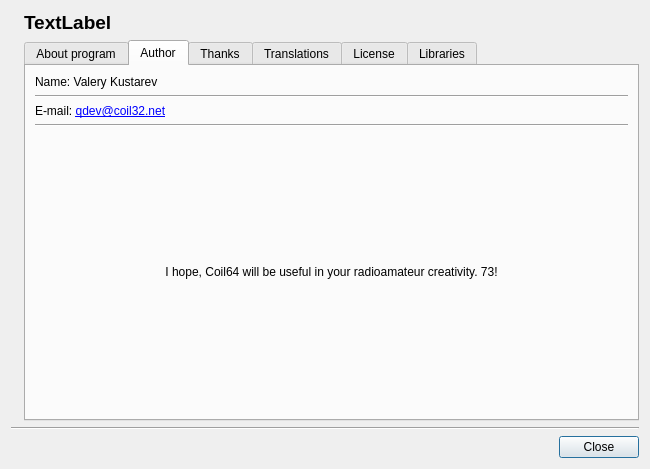
Old version of the form about.ui in the repository radioacoustick/Coil64.
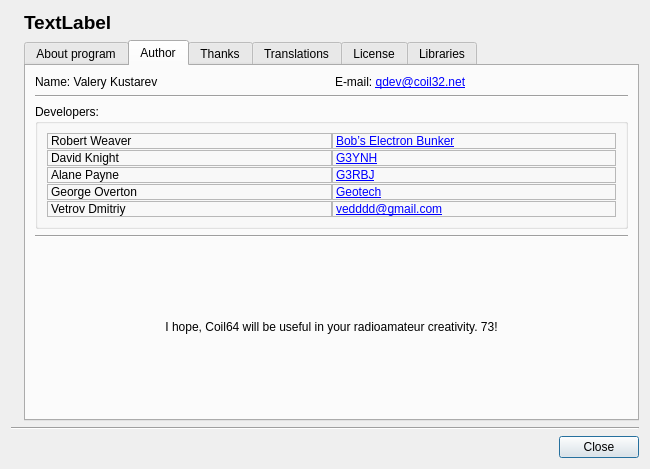
New version of the form. The open tabs and pages were chosen to show the change. Icons and pictures are not drawn.

The edit to the form file:
```diff
--- a/about.ui
+++ b/about.ui
@@ -194,20 +194,49 @@
           </attribute>
           <layout class="QVBoxLayout" name="verticalLayout_5">
            <item>
-            <widget class="QLabel" name="label_7">
-             <property name="sizePolicy">
-              <sizepolicy hsizetype="Preferred" vsizetype="Fixed">
-               <horstretch>0</horstretch>
-               <verstretch>0</verstretch>
-              </sizepolicy>
-             </property>
-             <property name="text">
-              <string>Name: Valery Kustarev</string>
-             </property>
-             <property name="alignment">
-              <set>Qt::AlignLeading|Qt::AlignLeft|Qt::AlignTop</set>
-             </property>
-            </widget>
+            <layout class="QGridLayout" name="gridLayout_4">
+             <item row="0" column="1">
+              <widget class="QLabel" name="label_9">
+               <property name="sizePolicy">
+                <sizepolicy hsizetype="Preferred" vsizetype="Fixed">
+                 <horstretch>0</horstretch>
+                 <verstretch>0</verstretch>
+                </sizepolicy>
+               </property>
+               <property name="text">
+                <string notr="true">E-mail: &lt;a href=&quot;mailto:qdev@coil32.net&quot;&gt;qdev@coil32.net&lt;/a&gt;</string>
+               </property>
+               <property name="margin">
+                <number>6</number>
+               </property>
+               <property name="openExternalLinks">
+                <bool>true</bool>
+               </property>
+              </widget>
+             </item>
+             <item row="0" column="0">
+              <widget class="QLabel" name="label_7">
+               <property name="sizePolicy">
+                <sizepolicy hsizetype="Preferred" vsizetype="Fixed">
+                 <horstretch>0</horstretch>
+                 <verstretch>0</verstretch>
+                </sizepolicy>
+               </property>
+               <property name="text">
+                <string>Name: Valery Kustarev</string>
+               </property>
+               <property name="textFormat">
+                <enum>Qt::AutoText</enum>
+               </property>
+               <property name="alignment">
+                <set>Qt::AlignLeading|Qt::AlignLeft|Qt::AlignTop</set>
+               </property>
+               <property name="margin">
+                <number>6</number>
+               </property>
+              </widget>
+             </item>
+            </layout>
            </item>
            <item>
             <widget class="Line" name="line_4">
@@ -217,19 +246,134 @@
             </widget>
            </item>
            <item>
-            <widget class="QLabel" name="label_9">
-             <property name="sizePolicy">
-              <sizepolicy hsizetype="Preferred" vsizetype="Fixed">
-               <horstretch>0</horstretch>
-               <verstretch>0</verstretch>
-              </sizepolicy>
+            <widget class="QGroupBox" name="groupBox">
+             <property name="title">
+              <string>Developers:</string>
              </property>
-             <property name="text">
-              <string notr="true">E-mail: &lt;a href=&quot;mailto:qdev@coil32.net&quot;&gt;qdev@coil32.net&lt;/a&gt;</string>
-             </property>
-             <property name="openExternalLinks">
-              <bool>true</bool>
-             </property>
+             <layout class="QVBoxLayout" name="verticalLayout_9">
+              <item>
+               <layout class="QGridLayout" name="gridLayout_3">
+                <property name="horizontalSpacing">
+                 <number>0</number>
+                </property>
+                <property name="verticalSpacing">
+                 <number>1</number>
+                </property>
+                <item row="2" column="0">
+                 <widget class="QLabel" name="label_21">
+                  <property name="frameShape">
+                   <enum>QFrame::StyledPanel</enum>
+                  </property>
+                  <property name="text">
+                   <string notr="true">Alane Payne</string>
+                  </property>
+                 </widget>
+                </item>
+                <item row="0" column="1">
+                 <widget class="QLabel" name="label_17">
+                  <property name="sizePolicy">
+                   <sizepolicy hsizetype="Preferred" vsizetype="Fixed">
+                    <horstretch>0</horstretch>
+                    <verstretch>0</verstretch>
+                   </sizepolicy>
+                  </property>
+                  <property name="frameShape">
+                   <enum>QFrame::StyledPanel</enum>
+                  </property>
+                  <property name="text">
+                   <string notr="true">&lt;a href=&quot;http://electronbunker.ca/eb/Home.html&quot;&gt;&lt;span style=&quot;text-decoration: underline; color:#0000ff;&quot;&gt;Bob’s Electron Bunker&lt;/span&gt;&lt;/a&gt;</string>
+                  </property>
+                 </widget>
+                </item>
+                <item row="3" column="1">
+                 <widget class="QLabel" name="label_24">
+                  <property name="frameShape">
+                   <enum>QFrame::StyledPanel</enum>
+                  </property>
+                  <property name="text">
+                   <string notr="true">&lt;a href=&quot;https://www.geotech1.com/forums/forum.php&quot;&gt;&lt;span style=&quot;text-decoration: underline; color:#0000ff;&quot;&gt;Geotech&lt;/span&gt;&lt;/a&gt;</string>
+                  </property>
+                 </widget>
+                </item>
+                <item row="1" column="0">
+                 <widget class="QLabel" name="label_19">
+                  <property name="frameShape">
+                   <enum>QFrame::StyledPanel</enum>
+                  </property>
+                  <property name="text">
+                   <string notr="true">David Knight</string>
+                  </property>
+                 </widget>
+                </item>
+                <item row="0" column="0">
+                 <widget class="QLabel" name="label_16">
+                  <property name="sizePolicy">
+                   <sizepolicy hsizetype="Preferred" vsizetype="Fixed">
+                    <horstretch>0</horstretch>
+                    <verstretch>0</verstretch>
+                   </sizepolicy>
+                  </property>
+                  <property name="frameShape">
+                   <enum>QFrame::StyledPanel</enum>
+                  </property>
+                  <property name="text">
+                   <string notr="true">Robert Weaver</string>
+                  </property>
+                 </widget>
+                </item>
+                <item row="2" column="1">
+                 <widget class="QLabel" name="label_22">
+                  <property name="frameShape">
+                   <enum>QFrame::StyledPanel</enum>
+                  </property>
+                  <property name="text">
+                   <string notr="true">&lt;a href=&quot;https://g3rbj.co.uk/&quot;&gt;&lt;span style=&quot;text-decoration: underline; color:#0000ff;&quot;&gt;G3RBJ&lt;/span&gt;&lt;/a&gt;</string>
+                  </property>
+                 </widget>
+                </item>
+                <item row="3" column="0">
+                 <widget class="QLabel" name="label_23">
+                  <property name="frameShape">
+                   <enum>QFrame::StyledPanel</enum>
+                  </property>
+                  <property name="text">
+                   <string notr="true">George Overton</string>
+                  </property>
+                 </widget>
+                </item>
+                <item row="1" column="1">
+                 <widget class="QLabel" name="label_20">
+                  <property name="frameShape">
+                   <enum>QFrame::StyledPanel</enum>
+                  </property>
+                  <property name="text">
+                   <string notr="true">&lt;a href=&quot;https://www.g3ynh.info/index.html&quot;&gt;&lt;span style=&quot;text-decoration: underline; color:#0000ff;&quot;&gt;G3YNH&lt;/span&gt;&lt;/a&gt;</string>
+                  </property>
+                 </widget>
+                </item>
+                <item row="4" column="0">
+                 <widget class="QLabel" name="label_25">
+                  <property name="frameShape">
+                   <enum>QFrame::StyledPanel</enum>
+                  </property>
+                  <property name="text">
+                   <string notr="true">Vetrov Dmitriy</string>
+                  </property>
+                 </widget>
+                </item>
+                <item row="4" column="1">
+                 <widget class="QLabel" name="label_26">
+                  <property name="frameShape">
+                   <enum>QFrame::StyledPanel</enum>
+                  </property>
+                  <property name="text">
+                   <string notr="true">&lt;a href=&quot;mailto:vedddd@gmail.com&quot;&gt;&lt;span style=&quot;text-decoration: underline; color:#0000ff;&quot;&gt;vedddd@gmail.com&lt;/span&gt;&lt;/a&gt;</string>
+                  </property>
+                 </widget>
+                </item>
+               </layout>
+              </item>
+             </layout>
             </widget>
            </item>
            <item>
@@ -242,7 +386,7 @@
            <item>
             <widget class="QLabel" name="label_10">
              <property name="sizePolicy">
-              <sizepolicy hsizetype="Preferred" vsizetype="Preferred">
+              <sizepolicy hsizetype="Preferred" vsizetype="Expanding">
                <horstretch>0</horstretch>
                <verstretch>0</verstretch>
               </sizepolicy>
```
Left out of the diff: 52 changed lines with no effect on the pictures.
